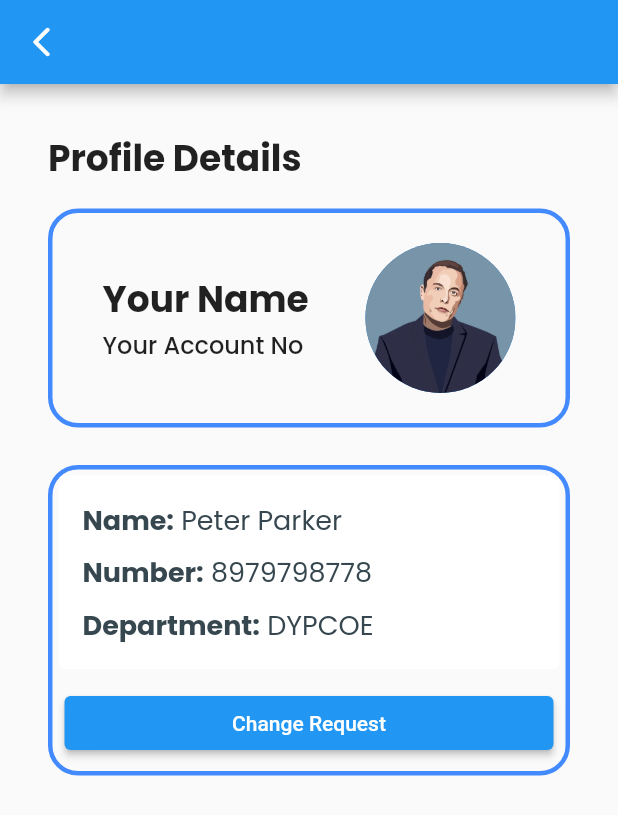
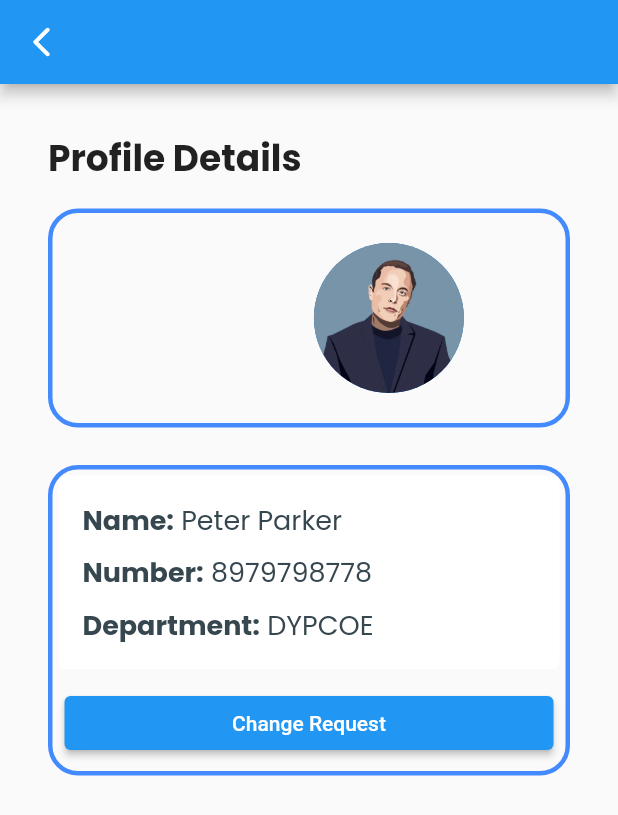
Before and after one commit to Palash2911/T-vis, a Flutter app: the ProfilePage screen opened directly, after a tap on "Profile", on a phone screen of 412 x 824 dp. Shown: the top 815 px of the screen. Run offline on Flutter 3.47's test engine with Material 2 defaults, Android fonts, the phone set to English and light mode, and no system bars; our stand-ins replace cloud_firestore, curved_navigation_bar, firebase_auth, firebase_core, google_fonts, lottie; accounts and stored records are empty.

Commit message:
Name Received

```diff
--- a/lib/Screens/Profile/ProfileDetailsScreen.dart
+++ b/lib/Screens/Profile/ProfileDetailsScreen.dart
@@ -1,6 +1,8 @@
 import 'package:flutter/material.dart';
 import 'package:tvis/constants.dart';
 import 'package:tvis/Widgets/profileCard.dart';
+
+import '../../Services/firebaseAuth.dart';
 
 class ProfileDetailsPage extends StatefulWidget {
   const ProfileDetailsPage({super.key});
@@ -32,7 +34,9 @@ class _ProfileDetailsPageState extends State<ProfileDetailsPage> {
                 style: kNameTextStyle,
               ),
             ),
-            ProfileCard(),
+            ProfileCard(
+              auth: Auth(),
+            ),
             Container(
               margin: EdgeInsets.symmetric(horizontal: 32.0, vertical: 10.0),
               decoration: kBorder,
--- a/lib/Screens/Profile/ProfileScreen.dart
+++ b/lib/Screens/Profile/ProfileScreen.dart
@@ -41,7 +41,9 @@ class _ProfilePageState extends State<ProfilePage> {
                 style: kNameTextStyle,
               ),
             ),
-            ProfileCard(),
+            ProfileCard(
+              auth: Auth(),
+            ),
             Container(
               margin: EdgeInsets.symmetric(horizontal: 32.0, vertical: 10.0),
               decoration: kBorder,
--- a/lib/Screens/Profile/VechicalDetailsScreen.dart
+++ b/lib/Screens/Profile/VechicalDetailsScreen.dart
@@ -1,6 +1,8 @@
 import 'package:flutter/material.dart';
 import 'package:tvis/constants.dart';
 import 'package:tvis/Widgets/profileCard.dart';
+
+import '../../Services/firebaseAuth.dart';
 
 class VechicalDetailsPage extends StatefulWidget {
   const VechicalDetailsPage({super.key});
@@ -32,7 +34,9 @@ class _VechicalDetailsPageState extends State<VechicalDetailsPage> {
                 style: kNameTextStyle,
               ),
             ),
-            ProfileCard(),
+            ProfileCard(
+              auth: Auth(),
+            ),
             Container(
               margin: EdgeInsets.symmetric(horizontal: 32.0, vertical: 10.0),
               decoration: kBorder,
--- a/lib/Screens/RegisterScreen.dart
+++ b/lib/Screens/RegisterScreen.dart
@@ -25,7 +25,7 @@ class _RegisterScreenState extends State<RegisterScreen> {
   String ?cllg;
 
   Future<void> register(BuildContext ctx) async {
-    var user = await widget.auth.registerUser(name, vehNo, vehName, "cllg");
+    var user = await widget.auth.registerUser(name, vehNo, vehName, cllg.toString());
     if (user) {
       Navigator.push(
         ctx,
@@ -90,6 +90,12 @@ class _RegisterScreenState extends State<RegisterScreen> {
                           border: OutlineInputBorder(
                               borderRadius: BorderRadius.circular(10)),
                         ),
+                          onChanged: (value) {
+                            _vehNocontroller.value = TextEditingValue(
+                                text: value.toUpperCase(),
+                                selection: _vehNocontroller.selection
+                            );
+                          }
                       ),
                       const SizedBox(height: 20),
                       DropdownButtonFormField(
@@ -103,6 +109,11 @@ class _RegisterScreenState extends State<RegisterScreen> {
                           return DropdownMenuItem(
                             value: college,
                             child: Text(college),
+                            onTap: () {
+                              setState(() {
+                                cllg = college;
+                              });
+                            },
                           );
                         }).toList(),
                         onChanged: (value) {},
--- a/lib/Services/firebaseAuth.dart
+++ b/lib/Services/firebaseAuth.dart
@@ -14,6 +14,7 @@ abstract class AuthClass {
   Future<bool> checkUser();
   Future<bool> registerUser(
       String name, String vehicleNo, String vehicleName, String college);
+  Future<String> getUserDetails();
 }
 
 class Auth implements AuthClass {
@@ -103,4 +104,15 @@ class Auth implements AuthClass {
       return false;
     }
   }
+
+  @override
+  Future<String> getUserDetails() async{
+    CollectionReference users = FirebaseFirestore.instance.collection('Users');
+    String name = "";
+    await users.doc(_auth.currentUser?.uid).get().then((DocumentSnapshot query) {
+      Map<String, dynamic> data = query.data() as Map<String, dynamic>;
+      name = data["Name"].toString();
+    });
+    return name;
+  }
 }
--- a/lib/Widgets/profileCard.dart
+++ b/lib/Widgets/profileCard.dart
@@ -1,10 +1,31 @@
 import 'package:flutter/material.dart';
 import 'package:tvis/constants.dart';
 
-class ProfileCard extends StatelessWidget {
-  const ProfileCard({
-    Key? key,
-  }) : super(key: key);
+import '../Services/firebaseAuth.dart';
+
+class ProfileCard extends StatefulWidget {
+
+  ProfileCard({required this.auth});
+  final Auth auth;
+
+  @override
+  State<ProfileCard> createState() => _ProfileCardState();
+}
+
+class _ProfileCardState extends State<ProfileCard> {
+
+  String name = "Your Name";
+  @override
+  void initState() {
+    getDetails();
+  }
+
+  Future<void> getDetails() async{
+    var temp = await widget.auth.getUserDetails();
+    setState(() {
+      name = temp;
+    });
+  }
 
   @override
   Widget build(BuildContext context) {
@@ -19,15 +40,15 @@ class ProfileCard extends StatelessWidget {
             crossAxisAlignment: CrossAxisAlignment.start,
             children: [
               Text(
-                'Your Name',
+                name,
                 style: kNameTextStyle,
                 overflow: TextOverflow.ellipsis,
               ),
-              Text(
-                'Your Account No',
-                style: KAccountTextStyle,
-                overflow: TextOverflow.ellipsis,
-              ),
+              // Text(
+              //   'Your Account No',
+              //   style: KAccountTextStyle,
+              //   overflow: TextOverflow.ellipsis,
+              // ),
             ],
           ),
           Container(
```
